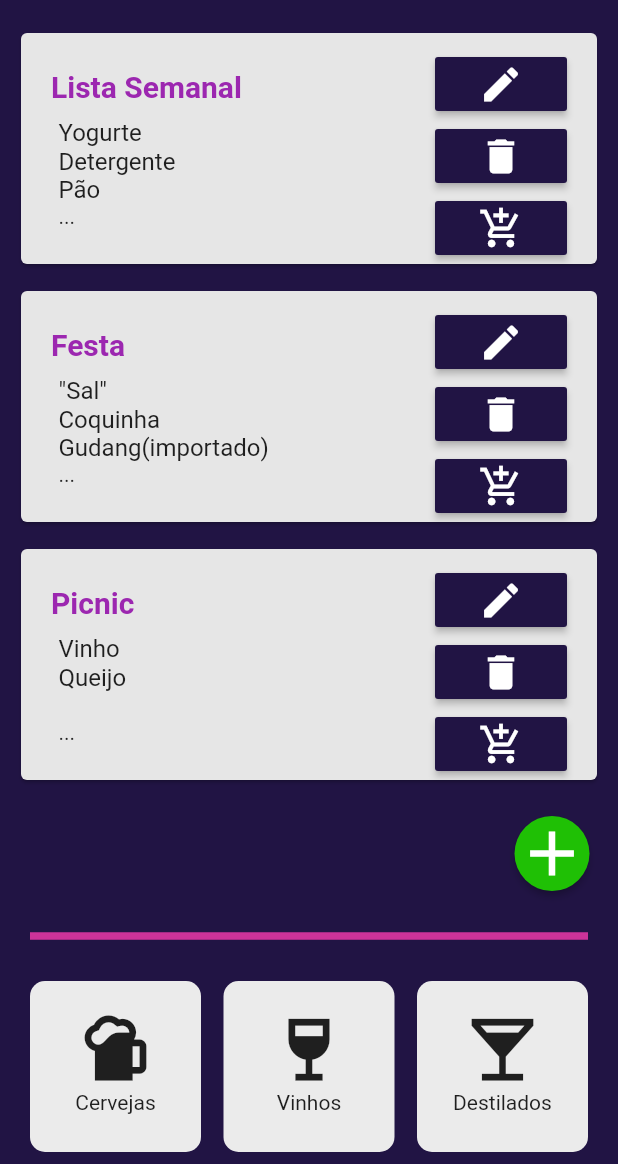
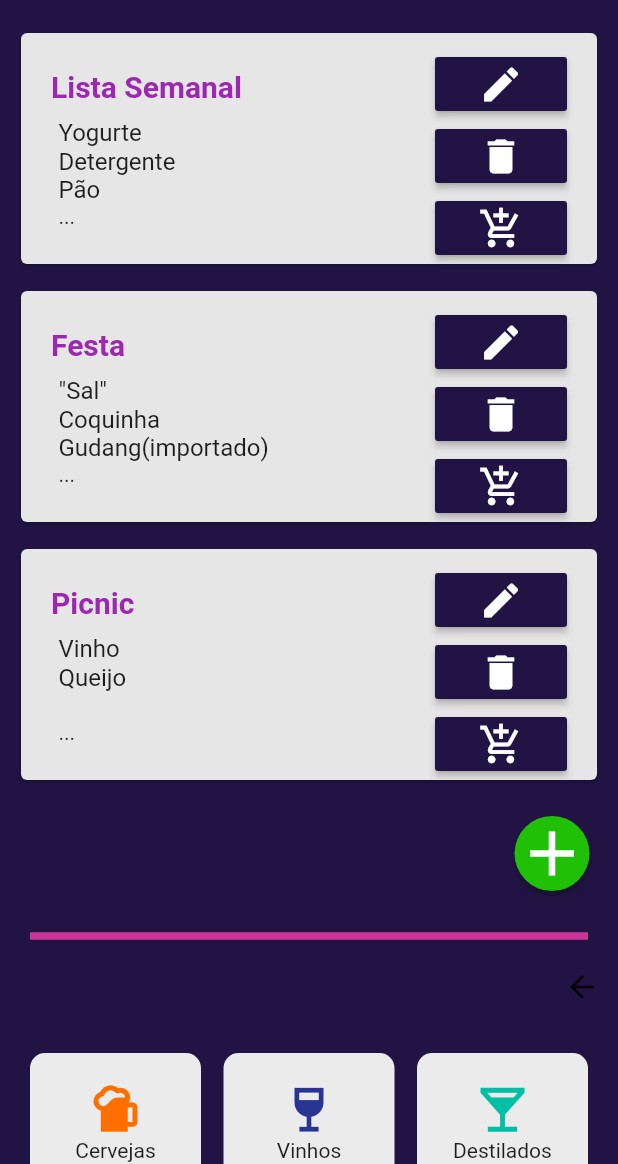
Before and after one commit to LuizSutil/zmarket, a Flutter app: the screen it shows once a user with an empty profile is signed in, on a phone screen of 412 x 824 dp, the part 72-1236 px from its top. Run offline on Flutter 3.47's test engine with Material 2 defaults, Android fonts, the phone set to English and light mode, and no system bars; our stand-ins replace firebase_auth, firebase_core, firebase_database, google_sign_in; accounts and stored records are empty; network calls fail.

Commit message:
progress categories

```diff
--- a/lib/cat_box.dart
+++ b/lib/cat_box.dart
@@ -1,9 +1,12 @@
 import 'package:flutter/material.dart';
+import 'package:flutter/rendering.dart';
 import 'cat_box_model.dart';
 
 class CatBox extends StatefulWidget {
   final CatBoxModel catboxModel;
-  CatBox({required this.catboxModel});
+  late final fun;
+
+  CatBox({required this.catboxModel, required this.fun});
   @override
   _CatBoxState createState() => _CatBoxState();
 }
@@ -12,6 +15,9 @@ class _CatBoxState extends State<CatBox> {
   @override
   Widget build(BuildContext context) {
     return GestureDetector(
+        onTap: () {
+          widget.fun(widget.catboxModel);
+        },
         child: Container(
           decoration: BoxDecoration(
             borderRadius: BorderRadius.circular(10),
@@ -22,7 +28,6 @@ class _CatBoxState extends State<CatBox> {
             widget.catboxModel.icon,
             Text(widget.catboxModel.category)
           ]),
-        ),
-        onTap: () => {setState(() {})});
+        ));
   }
 }
--- a/lib/cat_box_model.dart
+++ b/lib/cat_box_model.dart
@@ -1,3 +1,4 @@
+import 'package:Zmarket/listinhaModel.dart';
 import 'package:flutter/material.dart';
 
 class CatBoxModel {
@@ -6,3 +7,26 @@ class CatBoxModel {
 
   CatBoxModel({required this.icon, required this.category});
 }
+
+CatBoxModel createCatBox(record) {
+  Map<String, dynamic> attributes = {
+    'CatName': '',
+    'Icone': Icon,
+  };
+
+  record.forEach((key, value) => {attributes[key] = value});
+  CatBoxModel catBoxModel =
+      CatBoxModel(icon: attributes['Icone'], category: attributes['CatName']);
+
+  return catBoxModel;
+}
+
+List<CatBoxModel> getAllCatBoxes(Map<String, dynamic> data) {
+  List<CatBoxModel> catBoxes = [];
+  data.forEach((key, value) {
+    CatBoxModel catBox = createCatBox(value);
+    catBoxes.add(catBox);
+  });
+
+  return catBoxes;
+}
--- a/lib/categorias.dart
+++ b/lib/categorias.dart
@@ -1,11 +1,12 @@
 //import 'cat_box_model.dart';
+import 'package:Zmarket/cat_box_model.dart';
 import 'package:flutter/material.dart';
 import 'cat_box.dart';
 
 class Categorias extends StatefulWidget {
-  final List<CatBox> catbox;
-
-  Categorias({required this.catbox});
+  final List<CatBoxModel> catboxes;
+  late final func;
+  Categorias({required this.catboxes, required this.func});
 
   @override
   _CategoriasState createState() => _CategoriasState();
@@ -14,11 +15,15 @@ class Categorias extends StatefulWidget {
 class _CategoriasState extends State<Categorias> {
   @override
   Widget build(BuildContext context) {
-    return SliverGrid.count(
-      crossAxisSpacing: 15,
-      mainAxisSpacing: 15,
-      crossAxisCount: 3,
-      children: widget.catbox,
+    return SliverGrid(
+      delegate: SliverChildBuilderDelegate((BuildContext context, int index) {
+        return CatBox(catboxModel: widget.catboxes[index], fun: widget.func);
+      }, childCount: widget.catboxes.length),
+      gridDelegate: SliverGridDelegateWithFixedCrossAxisCount(
+        crossAxisSpacing: 15,
+        mainAxisSpacing: 15,
+        crossAxisCount: 3,
+      ),
     );
   }
 }
--- a/lib/individualLista.dart
+++ b/lib/individualLista.dart
@@ -100,13 +100,8 @@ class _IndividualListaState extends State<IndividualLista> {
           ])),
           SliverPadding(
             padding: EdgeInsets.all(20),
-            sliver: Categorias(
-              catbox: [
-                CatBox(
-                    catboxModel:
-                        CatBoxModel(icon: Icon(Icons.ac_unit), category: 'bla'))
-              ],
-            ),
+            sliver: SliverToBoxAdapter(
+                child: Text('insert categorias widget here')),
           ),
         ]));
   }
--- a/lib/myHomePage.dart
+++ b/lib/myHomePage.dart
@@ -16,6 +16,8 @@ class MyHomePage extends StatefulWidget {
 
 class _MyHomePageState extends State<MyHomePage> {
   var text = '';
+  var kat = 'Categorias';
+  var subKat = '';
 
   var posts = {
     'Lista Semanal': {
@@ -54,56 +56,199 @@ class _MyHomePageState extends State<MyHomePage> {
     }
   };
 
-  var categorias = {
+  Map<String, dynamic> categorias = {
     'Cervejas': {
       'CatName': 'Cervejas',
-      'Icone': Icon(Icons.sports_bar),
-      'Cervejas Pretas': {'Produtos': [], 'Icone': Icon(Icons.sports_bar)},
+      'Icone': Icon(
+        Icons.sports_bar,
+        color: Colors.amber[900],
+        size: 39,
+      ),
+      'SubCategorias': {
+        'Cervejas Pretas': {
+          'CatName': 'Cervejas Pretas',
+          'Produtos': {
+            'Roleta Russa': {
+              'CatName': 'Roleta Russa',
+              'Icone': Icon(Icons.sports_bar, size: 39)
+            }
+          },
+          'Icone': Icon(Icons.sports_bar, size: 39)
+        },
         'Cervejas Populares': {
-        'Produtos': [],
-        'Icone': Icon(Icons.sports_bar_outlined)
+          'CatName': 'Cervejas Populares',
+          'Produtos': {
+            'Roleta Russa': {
+              'CatName': 'Roleta Russa',
+              'Icone': Icon(Icons.sports_bar, size: 39)
+            },
+            'Coruja': {
+              'CatName': 'Coruja',
+              'Icone': Icon(Icons.sports_bar, size: 39)
+            },
+            'Dado Bier': {
+              'CatName': 'Dado Bier',
+              'Icone': Icon(Icons.sports_bar, size: 39)
+            },
+            'Saint beer inNatura': {
+              'CatName': 'Dado Bier',
+              'Icone': Icon(Icons.sports_bar, size: 39)
+            },
+          },
+          'Icone': Icon(
+            Icons.sports_bar_outlined,
+            size: 39,
+          )
         },
         'Cervejas Sem alcool': {
-        'Produtos': [],
-        'Icone': Icon(Icons.sports_bar_rounded)
+          'CatName': 'Cervejas Sem alcool',
+          'Produtos': {
+            'Heineken Alcool Free': {
+              'CatName': 'Heineken Alcool Free',
+              'Icone': Icon(Icons.sports_bar, size: 39)
+            },
+            'Skol Alcool Free': {
+              'CatName': 'Skol Alcool Free',
+              'Icone': Icon(Icons.sports_bar, size: 39)
+            }
+          },
+          'Icone': Icon(
+            Icons.sports_bar_rounded,
+            size: 39,
+          )
         },
         'Cervejas Seleção Nacional': {
-        'Produtos': [],
-        'Icone': Icon(Icons.sports_bar_rounded, color: Colors.amber)
+          'CatName': 'Cervejas Nacionais',
+          'Produtos': {
+            'Roleta Russa': {
+              'CatName': 'Roleta Russa',
+              'Icone': Icon(Icons.sports_bar, size: 39)
+            }
+          },
+          'Icone': Icon(
+            Icons.sports_bar_rounded,
+            color: Colors.amber[900],
+            size: 39,
+          )
+        }
       }
     },
     'Vinhos': {
       'CatName': 'Vinhos',
-      'Icone': Icon(Icons.wine_bar),
-      'Vinhos Tinto': {'Produtos': [], 'Icone': Icon(Icons.wine_bar)},
-      'Vinhos Branco': {'Produtos': [], 'Icone': Icon(Icons.wine_bar_outlined)},
+      'Icone': Icon(Icons.wine_bar, color: Colors.indigo[800], size: 39),
+      'SubCategorias': {
+        'Vinhos Tinto': {
+          'CatName': 'Vinho Tinto',
+          'Produtos': {
+            'Cruz Del Sur Malbec': {
+              'CatName': 'Cruz Del Sur Malbec',
+              'Icone': Icon(Icons.wine_bar, size: 39)
+            }
+          },
+          'Icone': Icon(
+            Icons.wine_bar,
+            size: 39,
+          )
+        },
+        'Vinhos Branco': {
+          'CatName': 'Vinho Branco',
+          'Produtos': {
+            'Cruz Del Sur Malbec': {
+              'CatName': 'Cruz Del Sur Malbec',
+              'Icone': Icon(Icons.wine_bar, size: 39)
+            }
+          },
+          'Icone': Icon(Icons.wine_bar_outlined, size: 39)
+        },
         'Vinhos Rose': {
-        'Produtos': [],
-        'Icone': Icon(Icons.wine_bar, color: Colors.pink[900])
+          'CatName': 'Vinho Rose',
+          'Produtos': {
+            'Cruz Del Sur Malbec': {
+              'CatName': 'Cruz Del Sur Malbec',
+              'Icone': Icon(Icons.wine_bar, size: 39)
+            }
           },
+          'Icone': Icon(Icons.wine_bar, color: Colors.pink[900], size: 39)
+        }
+      }
     },
     'Destilados': {
       'CatName': 'Destilados',
-      'Icone': Icon(Icons.local_bar),
-      'Vodkas': {'Produtos': [], 'Icone': Icon(Icons.local_bar)},
+      'Icone': Icon(Icons.local_bar, color: Colors.tealAccent[700], size: 39),
+      'SubCategorias': {
+        'Vodkas': {
+          'CatName': 'Vodkas',
+          'Produtos': {
+            'Smirnoff': {
+              'CatName': 'Smirnoff',
+              'Icone': Icon(Icons.local_bar, size: 39)
+            }
+          },
+          'Icone': Icon(Icons.local_bar, size: 39)
+        },
         'Whisky': {
-        'Produtos': [],
-        'Icone': Icon(Icons.local_bar, color: Colors.amber[900])
+          'CatName': 'Whisky',
+          'Produtos': {
+            'Red Label': {
+              'CatName': 'Red Label',
+              'Icone': Icon(Icons.local_bar, size: 39)
+            }
+          },
+          'Icone': Icon(Icons.local_bar, color: Colors.amber[900], size: 39)
         },
         'Rum': {
-        'Produtos': [],
-        'Icone': Icon(Icons.local_bar, color: Colors.blueAccent[300])
+          'CatName': 'Rum',
+          'Produtos': {
+            'CocoBlanc': {
+              'CatName': 'CocoBlanc',
+              'Icone': Icon(Icons.local_bar, size: 39)
+            }
+          },
+          'Icone':
+              Icon(Icons.local_bar, color: Colors.blueAccent[300], size: 39)
         },
         'Cachaça': {
-        'Produtos': [],
-        'Icone': Icon(Icons.local_bar, color: Colors.deepOrange[900])
+          'CatName': 'Cachaça',
+          'Produtos': {
+            'Caninha': {
+              'CatName': 'Caninha',
+              'Icone': Icon(Icons.local_bar, size: 39)
+            }
+          },
+          'Icone':
+              Icon(Icons.local_bar, color: Colors.deepOrange[900], size: 39)
         },
         'Licor': {
-        'Produtos': [],
-        'Icone': Icon(Icons.local_bar, color: Colors.indigo[600])
+          'CatName': 'Licor',
+          'Produtos': {
+            'Caninha': {
+              'CatName': 'Caninha',
+              'Icone': Icon(Icons.local_bar, size: 39)
+            }
           },
-      'Gin': {'Produtos': [], 'Icone': Icon(Icons.local_bar)},
-      'Tequila': {'Produtos': [], 'Icone': Icon(Icons.local_bar)},
+          'Icone': Icon(Icons.local_bar, color: Colors.indigo[600], size: 39)
+        },
+        'Gin': {
+          'CatName': 'Gin',
+          'Produtos': {
+            'Caninha': {
+              'CatName': 'Caninha',
+              'Icone': Icon(Icons.local_bar, size: 39)
+            }
+          },
+          'Icone': Icon(Icons.local_bar, size: 39)
+        },
+        'Tequila': {
+          'CatName': 'Tequila',
+          'Produtos': {
+            'Caninha': {
+              'CatName': 'Caninha',
+              'Icone': Icon(Icons.local_bar, size: 39)
+            }
+          },
+          'Icone': Icon(Icons.local_bar, size: 39)
+        },
+      }
     }
   };
 
@@ -141,10 +286,7 @@ class _MyHomePageState extends State<MyHomePage> {
                 },
                 color: Theme.of(context).primaryColor,
                 textColor: Colors.white,
-                child: Icon(
-                  Icons.arrow_forward,
-                  size: 20,
-                ),
+                child: Icon(Icons.arrow_right),
                 shape: CircleBorder(),
               ),
             )
@@ -154,32 +296,12 @@ class _MyHomePageState extends State<MyHomePage> {
     );
   }
 
+  cb() {
+    setState(() {});
+  }
+
   @override
   Widget build(BuildContext context) {
-    var nirvana = [
-      CatBox(
-          catboxModel: CatBoxModel(
-              icon: Icon(
-                Icons.sports_bar,
-                size: 55,
-              ),
-              category: categorias['Cervejas']!['CatName'].toString())),
-      CatBox(
-          catboxModel: CatBoxModel(
-              icon: Icon(
-                Icons.wine_bar,
-                size: 55,
-              ),
-              category: categorias['Vinhos']!['CatName'].toString())),
-      CatBox(
-          catboxModel: CatBoxModel(
-              icon: Icon(
-                Icons.local_bar,
-                size: 55,
-              ),
-              category: categorias['Destilados']!['CatName'].toString()))
-    ];
-
     return Scaffold(
         backgroundColor: Theme.of(context).primaryColor,
         body: CustomScrollView(slivers: [
@@ -215,11 +337,36 @@ class _MyHomePageState extends State<MyHomePage> {
               endIndent: 20,
             ),
           ])),
+          SliverToBoxAdapter(
+            child: Align(
+                alignment: Alignment.centerRight,
+                child: IconButton(
+                  icon: Icon(Icons.arrow_back),
+                  onPressed: () {
+                    setState(() {
+                      subKat == '' ? kat = 'Categorias' : subKat = '';
+                    });
+                  },
+                )),
+          ),
           SliverPadding(
               padding: EdgeInsets.all(20),
               sliver: Categorias(
-                catbox: nirvana,
-              )),
+                  func: (categoryName) {
+                    setState(() {
+                      kat == 'Categorias'
+                          ? kat = categoryName.category
+                          : subKat == ''
+                              ? subKat = categoryName.category
+                              : print(subKat);
+                    });
+                  },
+                  catboxes: kat == 'Categorias'
+                      ? getAllCatBoxes(categorias)
+                      : subKat == ''
+                          ? getAllCatBoxes(categorias['$kat']['SubCategorias'])
+                          : getAllCatBoxes(categorias['$kat']['SubCategorias']
+                              ['$subKat']['Produtos']))),
         ]));
   }
 }
```
Lines whose indentation alone changed are shown as unchanged.
